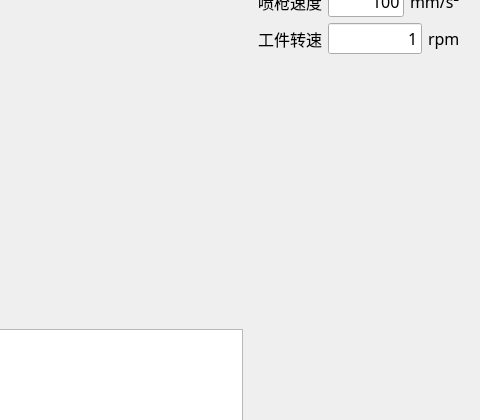
Old version of the form src/AppUi.ui in the repository vipflowersun/HarmoSpray; both pictures show x 822 to 1302 and y 334 to 754 of the 1302 by 866 pixel window.
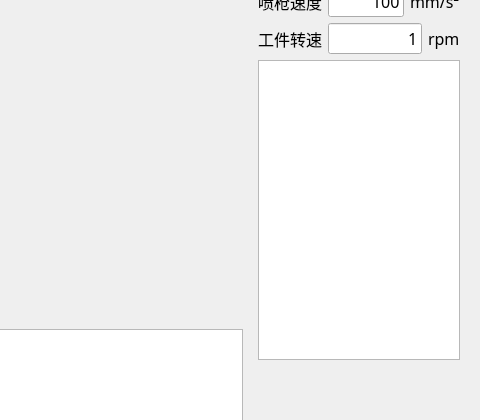
New version of the form. Custom widgets are drawn as their Qt base class.

Commit message: 增加脚本显示

```diff
--- a/src/AppUi.ui
+++ b/src/AppUi.ui
@@ -259,6 +259,22 @@
         </item>
        </layout>
       </item>
+      <item>
+       <widget class="QTextBrowser" name="tbScript">
+        <property name="sizePolicy">
+         <sizepolicy hsizetype="Expanding" vsizetype="Expanding">
+          <horstretch>0</horstretch>
+          <verstretch>0</verstretch>
+         </sizepolicy>
+        </property>
+        <property name="minimumSize">
+         <size>
+          <width>0</width>
+          <height>300</height>
+         </size>
+        </property>
+       </widget>
+      </item>
       <item>
        <spacer name="verticalSpacer">
         <property name="orientation">
```
The commit also changes 1 other file.
